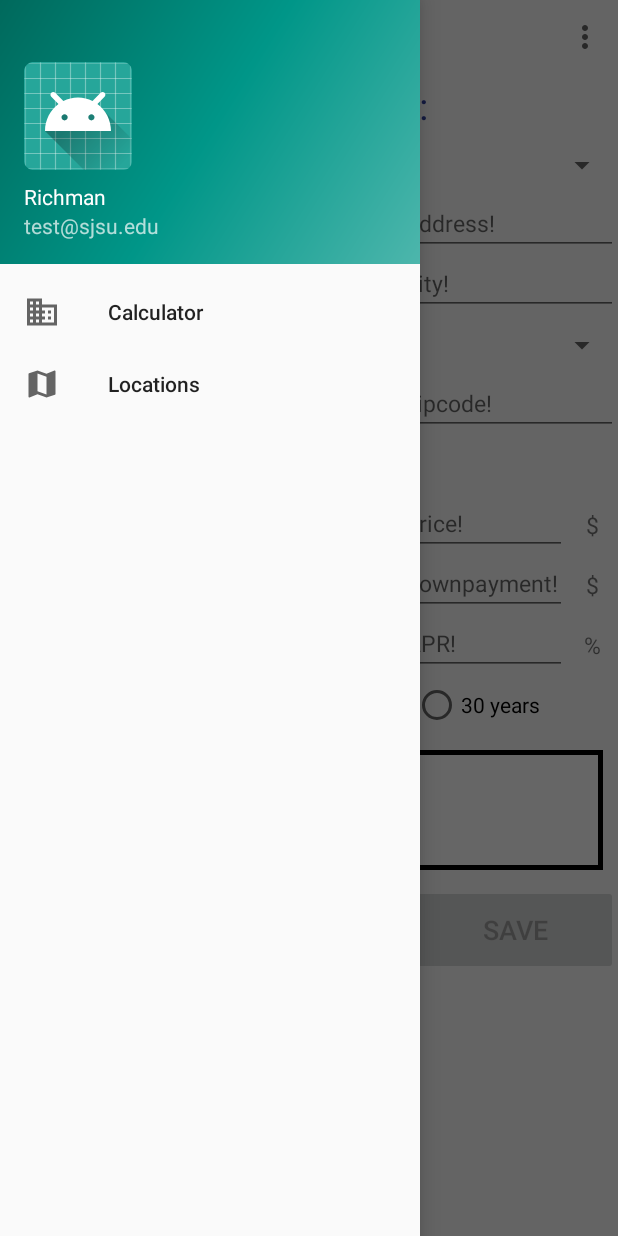
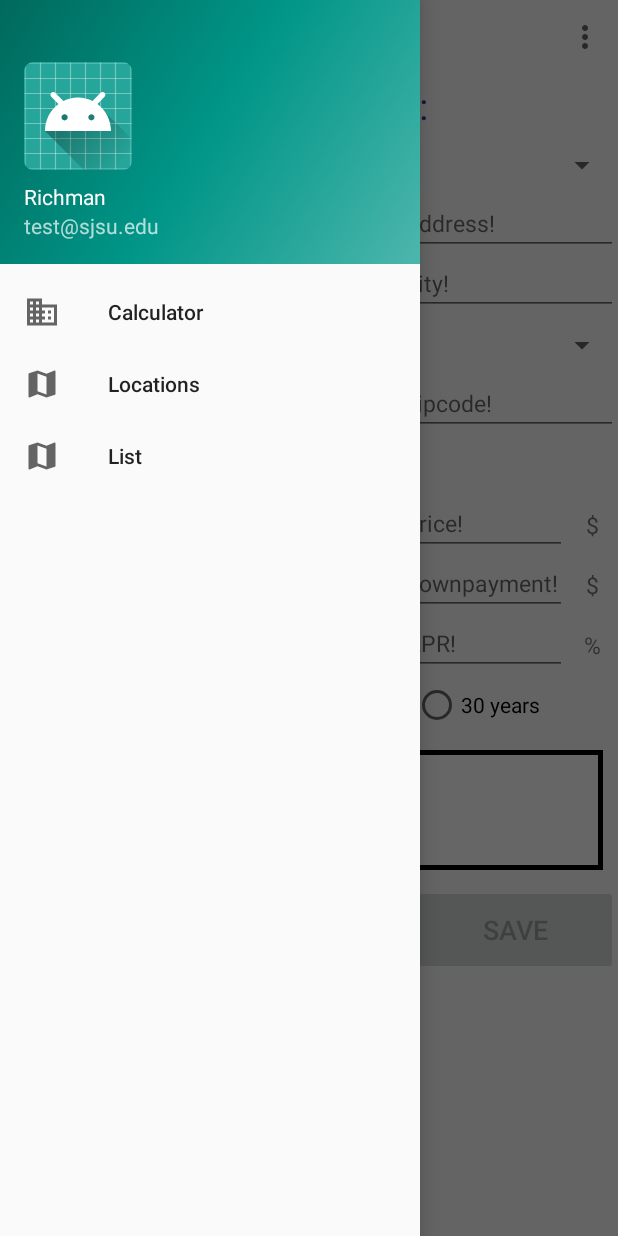
Before and after one commit to Adamkzh/Mortagage_Calculator, an Android app: the screen it shows after launch (MainActivity), with the side drawer open, on a phone screen of 412 x 824 dp. Run offline under Robolectric (Android 15) with nearby library versions, the phone set to English and light mode, and no system bars.

```diff
--- a/app/src/main/AndroidManifest.xml
+++ b/app/src/main/AndroidManifest.xml
@@ -41,6 +41,8 @@
         <activity
             android:name=".MapsActivity"
             android:label="@string/title_activity_maps"></activity>
+
+        <activity android:name=".ListDataActivity"/>
     </application>
 
 </manifest>
--- a/app/src/main/res/menu/activity_main_drawer.xml
+++ b/app/src/main/res/menu/activity_main_drawer.xml
@@ -12,6 +12,10 @@
             android:id="@+id/m_map"
             android:icon="@drawable/ic_map_black_24px"
             android:title="Locations" />
+        <item
+            android:id="@+id/list"
+            android:icon="@drawable/ic_map_black_24px"
+            android:title="List" />
     </group>
 
 </menu>
```
Also changed, not shown: app/src/main/java/com/example/adam/test/CalculatorFragment.java (+1 -0 lines), app/src/main/java/com/example/adam/test/DatabaseHelper.java (+2 -0 lines), app/src/main/java/com/example/adam/test/ListDataActivity.java (added, +47 -0 lines), app/src/main/java/com/example/adam/test/MainActivity.java (+5 -0 lines), app/src/main/res/layout/list_layout.xml (added, +13 -0 lines).
